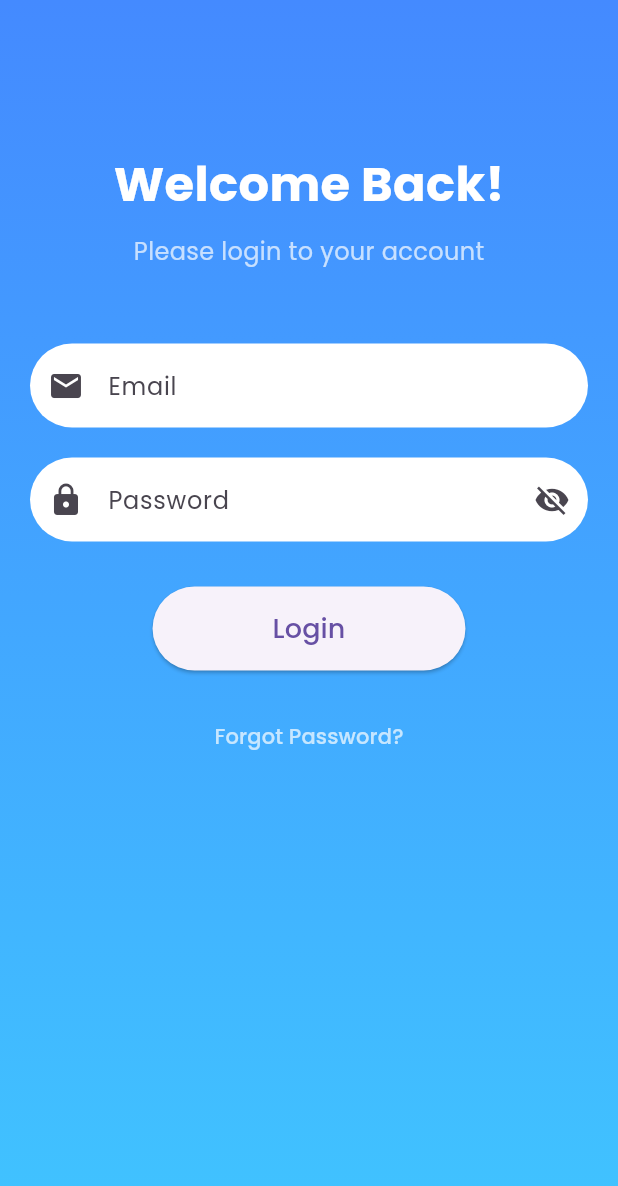
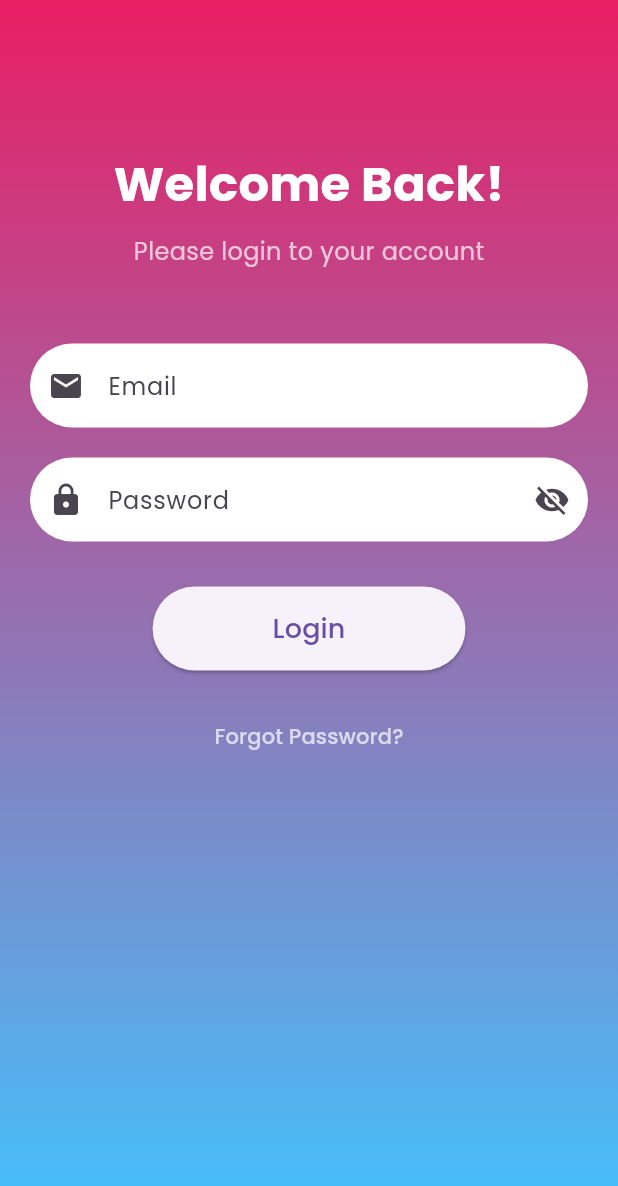
Before and after one commit to lxmwaniky/flutter_login_screen, a Flutter app: the screen it shows after launch, on a phone screen of 412 x 824 dp. Shown: the top 1186 px of the screen. Run offline on Flutter 3.47's test engine with Material 3 defaults, Android fonts, the phone set to English and light mode, and no system bars; our stand-ins replace google_fonts.

Commit message:
refactor: Update login screen gradient colors
The login screen gradient colors have been updated to use pink instead of blueAccent. This change improves the visual appeal of the login screen.

```diff
--- a/lib/login_screen.dart
+++ b/lib/login_screen.dart
@@ -20,7 +20,7 @@ class _LoginScreenState extends State<LoginScreen> {
         height: double.infinity,
         decoration: const BoxDecoration(
           gradient: LinearGradient(
-            colors: [Colors.blueAccent, Colors.lightBlueAccent],
+            colors: [Colors.pink, Colors.lightBlueAccent],
             begin: Alignment.topCenter,
             end: Alignment.bottomCenter,
           ),
@@ -96,8 +96,8 @@ class _LoginScreenState extends State<LoginScreen> {
                         // Handle login functionality
                       },
                       style: ElevatedButton.styleFrom(
-                        padding:
-                            const EdgeInsets.symmetric(vertical: 15, horizontal: 80),
+                        padding: const EdgeInsets.symmetric(
+                            vertical: 15, horizontal: 80),
                         shape: RoundedRectangleBorder(
                           borderRadius: BorderRadius.circular(30),
                         ),
```
